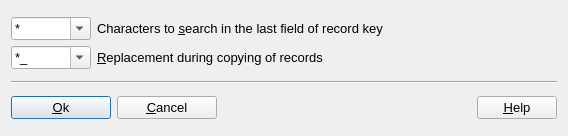
Old version of the form gems3/vizor4/dlg4/ChangeKeyDialog4.ui in the repository gemshub/GEMSGUI.
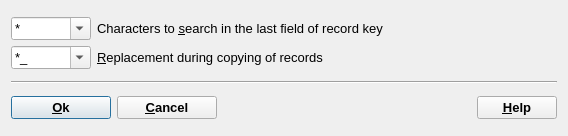
New version of the form.

What changed in the file:
```diff
--- a/gems3/vizor4/dlg4/ChangeKeyDialog4.ui
+++ b/gems3/vizor4/dlg4/ChangeKeyDialog4.ui
@@ -205,6 +205,12 @@
          <height>0</height>
         </size>
        </property>
+       <property name="font">
+        <font>
+         <weight>75</weight>
+         <bold>true</bold>
+        </font>
+       </property>
        <property name="text">
         <string>&amp;Ok</string>
        </property>
@@ -221,6 +227,12 @@
          <height>0</height>
         </size>
        </property>
+       <property name="font">
+        <font>
+         <weight>75</weight>
+         <bold>true</bold>
+        </font>
+       </property>
        <property name="text">
         <string>&amp;Cancel</string>
        </property>
@@ -247,6 +259,12 @@
      </item>
      <item>
       <widget class="QPushButton" name="pbHelp">
+       <property name="font">
+        <font>
+         <weight>75</weight>
+         <bold>true</bold>
+        </font>
+       </property>
        <property name="text">
         <string>&amp;Help</string>
        </property>
```
